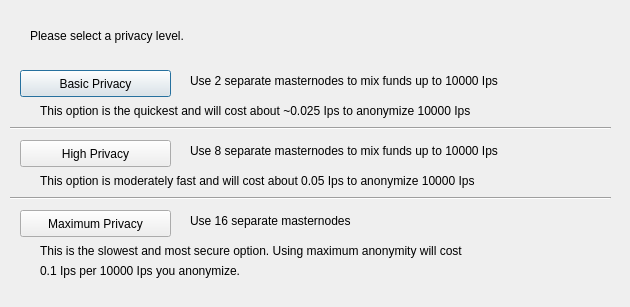
Old version of the form src/qt/forms/obfuscationconfig.ui in the repository hazzardt/midas.
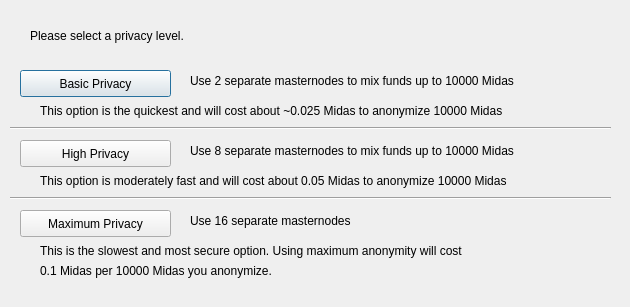
New version of the form.

The edit to the form file:
```diff
--- a/src/qt/forms/obfuscationconfig.ui
+++ b/src/qt/forms/obfuscationconfig.ui
@@ -75,7 +75,7 @@
     </rect>
    </property>
    <property name="text">
-    <string>Use 2 separate masternodes to mix funds up to 10000 Ips</string>
+    <string>Use 2 separate masternodes to mix funds up to 10000 Midas</string>
    </property>
   </widget>
   <widget class="QLabel" name="label_3">
@@ -88,7 +88,7 @@
     </rect>
    </property>
    <property name="text">
-    <string>Use 8 separate masternodes to mix funds up to 10000 Ips</string>
+    <string>Use 8 separate masternodes to mix funds up to 10000 Midas</string>
    </property>
   </widget>
   <widget class="QLabel" name="label_4">
@@ -114,7 +114,7 @@
     </rect>
    </property>
    <property name="text">
-    <string>This option is the quickest and will cost about ~0.025 Ips to anonymize 10000 Ips</string>
+    <string>This option is the quickest and will cost about ~0.025 Midas to anonymize 10000 Midas</string>
    </property>
   </widget>
   <widget class="QLabel" name="label_7">
@@ -127,7 +127,7 @@
     </rect>
    </property>
    <property name="text">
-    <string>This option is moderately fast and will cost about 0.05 Ips to anonymize 10000 Ips</string>
+    <string>This option is moderately fast and will cost about 0.05 Midas to anonymize 10000 Midas</string>
    </property>
   </widget>
   <widget class="QLabel" name="label_8">
@@ -153,7 +153,7 @@
     </rect>
    </property>
    <property name="text">
-    <string>0.1 Ips per 10000 Ips you anonymize.</string>
+    <string>0.1 Midas per 10000 Midas you anonymize.</string>
    </property>
   </widget>
   <widget class="Line" name="line">
```
